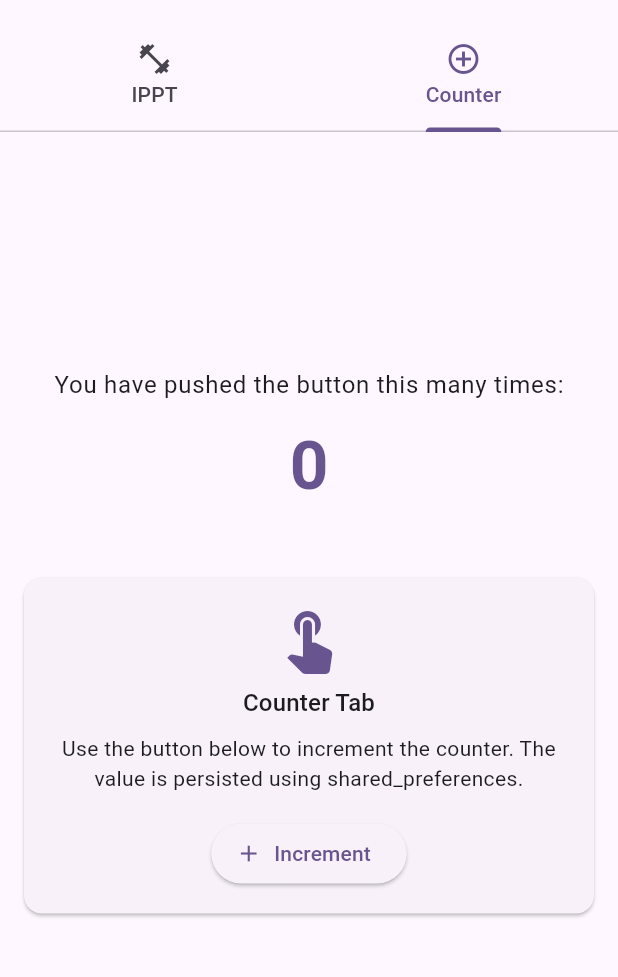
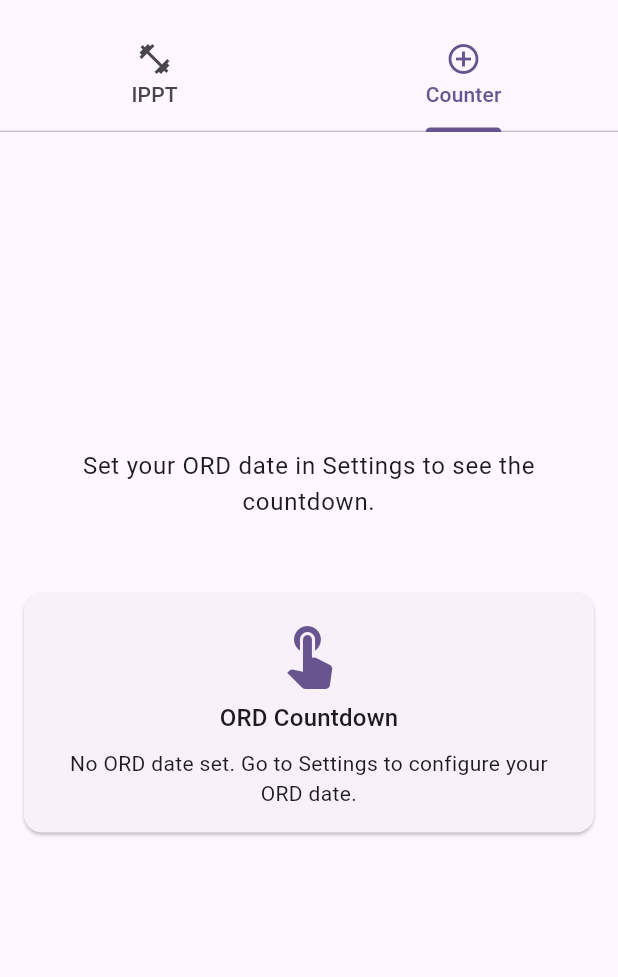
Before and after one commit to gabriel-lau/NS-Buddy, a Flutter app: the screen it shows after launch, tab 2 chosen, on a phone screen of 412 x 824 dp, the part 63-1040 px from its top. Run offline on Flutter 3.47's test engine with Material 3 defaults, Android fonts, the phone set to English and light mode, and no system bars; our stand-ins replace shared_preferences.

Commit message:
Added more UI functionality to IPPT and counter

```diff
--- a/lib/controllers/counter_controller.dart
+++ b/lib/controllers/counter_controller.dart
@@ -1,13 +1,4 @@
-import '../models/counter.dart';
-
+// Deprecated: Counter functionality has been removed.
 class CounterController {
-  final Counter counter;
-
-  CounterController({required this.counter});
-
-  int get value => counter.value;
-
-  void increment() {
-    counter.increment();
-  }
+  const CounterController();
 }
--- a/lib/main.dart
+++ b/lib/main.dart
@@ -1,8 +1,6 @@
 import 'package:flutter/material.dart';
 import 'controllers/app_controller.dart';
-import 'controllers/counter_controller.dart';
 import 'models/app_settings.dart';
-import 'models/counter.dart';
 import 'views/home_view.dart';
 
 void main() {
@@ -19,8 +17,6 @@ class MyApp extends StatefulWidget {
 class _MyAppState extends State<MyApp> {
   late final AppSettings _settings;
   late final AppController _appController;
-  late final Counter _counter;
-  late final CounterController _counterController;
   bool _isInitialized = false;
 
   @override
@@ -28,14 +24,10 @@ class _MyAppState extends State<MyApp> {
     super.initState();
     _settings = AppSettings();
     _appController = AppController(settings: _settings);
-    _counter = Counter();
-    _counterController = CounterController(counter: _counter);
     _initializeApp();
   }
 
   Future<void> _initializeApp() async {
-    // Load persisted counter value
-    await _counter.load();
     // Load persisted settings
     await _appController.initializeSettings();
 
@@ -62,10 +54,7 @@ class _MyAppState extends State<MyApp> {
           theme: _appController.buildLightTheme(),
           darkTheme: _appController.buildDarkTheme(),
           themeMode: _appController.themeMode,
-          home: HomeView(
-            appController: _appController,
-            counterController: _counterController,
-          ),
+          home: HomeView(appController: _appController),
         );
       },
     );
--- a/lib/models/counter.dart
+++ b/lib/models/counter.dart
@@ -1,28 +1,2 @@
-import 'package:flutter/foundation.dart';
-import 'package:shared_preferences/shared_preferences.dart';
-
-class Counter with ChangeNotifier {
-  int _value;
-  static const String _prefsKey = 'counter_value';
-
-  Counter([int initialValue = 0]) : _value = initialValue;
-
-  int get value => _value;
-
-  void increment() {
-    _value++;
-    notifyListeners();
-    _persist();
-  }
-
-  Future<void> load() async {
-    final prefs = await SharedPreferences.getInstance();
-    _value = prefs.getInt(_prefsKey) ?? 0;
-    notifyListeners();
-  }
-
-  Future<void> _persist() async {
-    final prefs = await SharedPreferences.getInstance();
-    await prefs.setInt(_prefsKey, _value);
-  }
-}
+// Deprecated: Counter model removed. This file is left intentionally minimal to avoid imports.
+class Counter {}
--- a/lib/views/home_view.dart
+++ b/lib/views/home_view.dart
@@ -1,24 +1,18 @@
 import 'package:flutter/material.dart';
 import '../controllers/app_controller.dart';
-import '../controllers/counter_controller.dart';
 import '../models/app_settings.dart';
 import 'settings_view.dart';
 
 class HomeView extends StatelessWidget {
   final AppController appController;
-  final CounterController counterController;
 
-  const HomeView({
-    super.key,
-    required this.appController,
-    required this.counterController,
-  });
+  const HomeView({super.key, required this.appController});
 
   @override
   Widget build(BuildContext context) {
     final settings = appController.settings;
     return AnimatedBuilder(
-      animation: Listenable.merge([settings, counterController.counter]),
+      animation: settings,
       builder: (context, _) {
         return DefaultTabController(
           length: 2,
@@ -53,7 +47,7 @@ class HomeView extends StatelessWidget {
             body: TabBarView(
               children: [
                 _IPPTTab(settings: settings),
-                _CounterTab(counterController: counterController),
+                _CounterTab(settings: settings),
               ],
             ),
           ),
@@ -87,6 +81,9 @@ class _IPPTTabState extends State<_IPPTTab> {
   // Local, non-persisted Shiong vocation
   late bool _isShiongVocLocal = false;
 
+  // Tracks if any parameter in the collapsible card was edited by the user
+  bool _isEdited = false;
+
   // Score calculations
   double get _pushUpScore => (_pushUpValue / 60.0) * 40.0;
   double get _sitUpScore => (_sitUpValue / 60.0) * 40.0;
@@ -109,9 +106,16 @@ class _IPPTTabState extends State<_IPPTTab> {
   @override
   void initState() {
     super.initState();
+    _resetParameters();
+  }
+
+  void _resetParameters() {
+    setState(() {
       _age = _deriveAgeFromDob(widget.settings.dob) ?? 16;
       _genderLocal = (widget.settings.gender == 'female') ? 'female' : 'male';
       _isShiongVocLocal = widget.settings.isShiongVoc;
+      _isEdited = false;
+    });
   }
 
   int? _deriveAgeFromDob(DateTime? dob) {
@@ -142,6 +146,7 @@ class _IPPTTabState extends State<_IPPTTab> {
                         // Collapsible card at the top
                         Card(
                           child: ExpansionTile(
+                            shape: Border.all(color: Colors.transparent),
                             title: Row(
                               children: [
                                 Icon(
@@ -186,6 +191,7 @@ class _IPPTTabState extends State<_IPPTTab> {
                                             minAge,
                                             _ageOptions.last,
                                           );
+                                          _isEdited = true;
                                         });
                                       },
                                     ),
@@ -204,6 +210,7 @@ class _IPPTTabState extends State<_IPPTTab> {
                                         if (val == null) return;
                                         setState(() {
                                           _age = val;
+                                          _isEdited = true;
                                         });
                                       },
                                     ),
@@ -220,6 +227,7 @@ class _IPPTTabState extends State<_IPPTTab> {
                                             _ageOptions.first,
                                             maxAge,
                                           );
+                                          _isEdited = true;
                                         });
                                       },
                                     ),
@@ -253,6 +261,7 @@ class _IPPTTabState extends State<_IPPTTab> {
                                           _genderLocal = index == 0
                                               ? 'male'
                                               : 'female';
+                                          _isEdited = true;
                                         });
                                       },
                                       borderRadius: BorderRadius.circular(8),
@@ -299,17 +308,46 @@ class _IPPTTabState extends State<_IPPTTab> {
                                       onChanged: (val) {
                                         setState(() {
                                           _isShiongVocLocal = val;
+                                          _isEdited = true;
                                         });
                                       },
                                     ),
                                   ],
                                 ),
                               ),
-                              const Padding(
-                                padding: EdgeInsets.all(16),
-                                child: Text(
-                                  'Information content will be added here.',
-                                  style: TextStyle(fontStyle: FontStyle.italic),
+                              Padding(
+                                padding: const EdgeInsets.all(16),
+                                child: Row(
+                                  children: [
+                                    if (_isEdited)
+                                      Chip(
+                                        label: const Text('Edited'),
+                                        materialTapTargetSize:
+                                            MaterialTapTargetSize.shrinkWrap,
+                                        visualDensity: VisualDensity.compact,
+                                        backgroundColor: Theme.of(
+                                          context,
+                                        ).colorScheme.tertiaryContainer,
+                                        labelStyle: Theme.of(context)
+                                            .textTheme
+                                            .labelSmall
+                                            ?.copyWith(
+                                              color: Theme.of(
+                                                context,
+                                              ).colorScheme.onTertiaryContainer,
+                                            ),
+                                        padding: const EdgeInsets.symmetric(
+                                          horizontal: 8,
+                                          vertical: 0,
+                                        ),
+                                      ),
+                                    const Spacer(),
+                                    OutlinedButton.icon(
+                                      onPressed: _resetParameters,
+                                      icon: const Icon(Icons.restart_alt),
+                                      label: const Text('Reset'),
+                                    ),
+                                  ],
                                 ),
                               ),
                             ],
@@ -507,12 +545,23 @@ class _IPPTTabState extends State<_IPPTTab> {
 }
 
 class _CounterTab extends StatelessWidget {
-  final CounterController counterController;
+  final AppSettings settings;
 
-  const _CounterTab({required this.counterController});
+  const _CounterTab({required this.settings});
 
   @override
   Widget build(BuildContext context) {
+    final DateTime? ordDate = settings.ordDate;
+    final DateTime now = DateTime.now();
+    final DateTime today = DateTime(now.year, now.month, now.day);
+    final int? daysToOrd = ordDate == null
+        ? null
+        : DateTime(
+            ordDate.year,
+            ordDate.month,
+            ordDate.day,
+          ).difference(today).inDays.clamp(-999999, 999999);
+
     return Scaffold(
       body: SafeArea(
         child: LayoutBuilder(
@@ -524,19 +573,30 @@ class _CounterTab extends StatelessWidget {
                   child: Column(
                     mainAxisAlignment: MainAxisAlignment.center,
                     children: <Widget>[
+                      if (ordDate == null)
+                        Padding(
+                          padding: const EdgeInsets.symmetric(horizontal: 16),
+                          child: Text(
+                            'Set your ORD date in Settings to see the countdown.',
+                            style: Theme.of(context).textTheme.bodyLarge,
+                            textAlign: TextAlign.center,
+                          ),
+                        )
+                      else ...[
                         Text(
-                        'You have pushed the button this many times:',
+                          'Days until ORD',
                           style: Theme.of(context).textTheme.bodyLarge,
                         ),
                         const SizedBox(height: 16),
                         Text(
-                        '${counterController.value}',
+                          '${daysToOrd! < 0 ? 0 : daysToOrd}',
                           style: Theme.of(context).textTheme.displayMedium
                               ?.copyWith(
                                 color: Theme.of(context).colorScheme.primary,
                                 fontWeight: FontWeight.bold,
                               ),
                         ),
+                      ],
                       const SizedBox(height: 32),
                       Card(
                         margin: const EdgeInsets.all(16),
@@ -551,21 +611,17 @@ class _CounterTab extends StatelessWidget {
                               ),
                               const SizedBox(height: 8),
                               Text(
-                                'Counter Tab',
+                                'ORD Countdown',
                                 style: Theme.of(context).textTheme.titleMedium,
                                 textAlign: TextAlign.center,
                               ),
                               const SizedBox(height: 8),
                               Text(
-                                'Use the button below to increment the counter. The value is persisted using shared_preferences.',
+                                ordDate == null
+                                    ? 'No ORD date set. Go to Settings to configure your ORD date.'
+                                    : 'Counting down the days until your ORD date.',
                                 style: Theme.of(context).textTheme.bodyMedium,
                                 textAlign: TextAlign.center,
-                              ),
-                              const SizedBox(height: 16),
-                              ElevatedButton.icon(
-                                onPressed: counterController.increment,
-                                icon: const Icon(Icons.add),
-                                label: const Text('Increment'),
                               ),
                             ],
                           ),
--- a/lib/views/settings_view.dart
+++ b/lib/views/settings_view.dart
@@ -269,7 +269,7 @@ class SettingsView extends StatelessWidget {
       context: context,
       initialDate: initialDate ?? DateTime.now(),
       firstDate: DateTime(1900),
-      lastDate: DateTime.now(),
+      lastDate: DateTime.now().add(Duration(days: 365 * 5)),
     );
     if (picked != null && picked != initialDate) {
       onDateSelected(picked);
```
Lines whose indentation alone changed are shown as unchanged.
